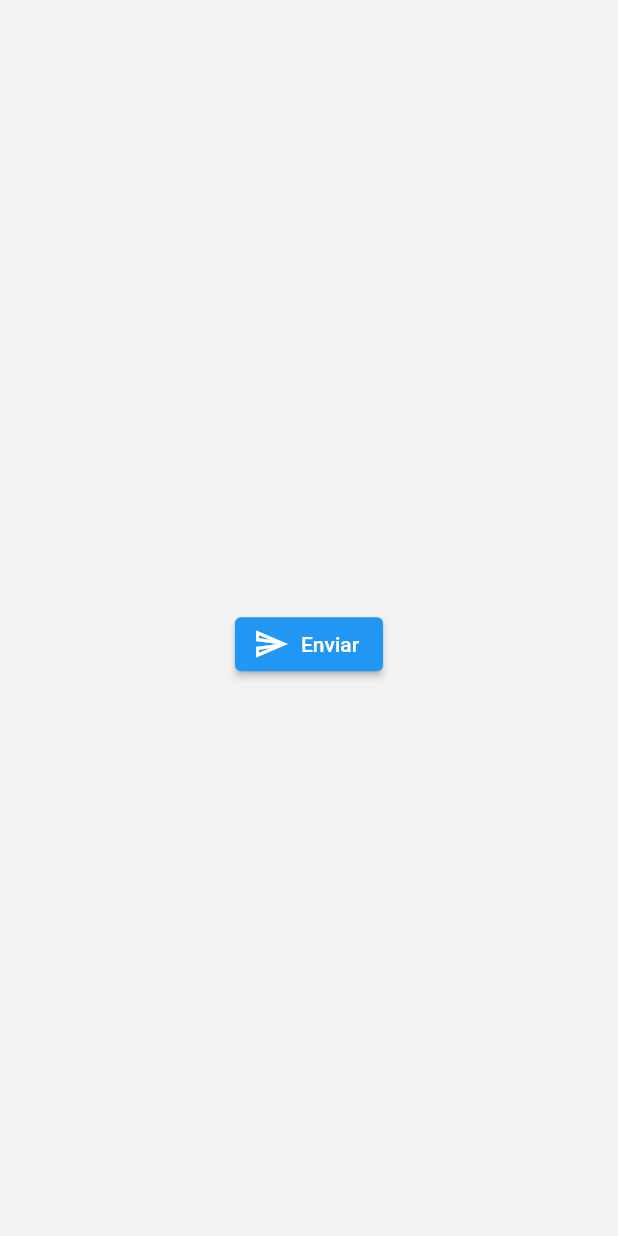
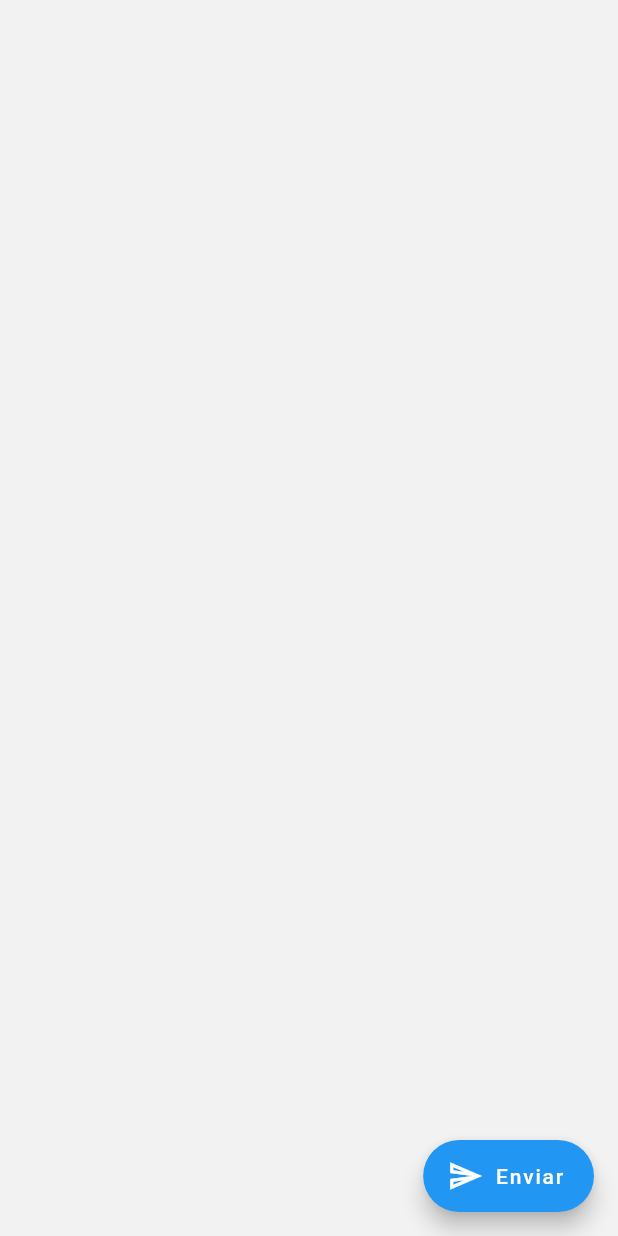
Before and after one commit to alexandress94/sender_mail, a Flutter app: the screen it shows after launch, on a phone screen of 412 x 824 dp. Run offline on Flutter 3.47's test engine with Material 2 defaults, Android fonts, the phone set to English and light mode, and no system bars; our stand-ins replace get; missing offline and left inert: mailer.

Commit message:
Removido sender_repository; Corrigido o métododo gmail

```diff
--- a/lib/app/data/common/config_smtp.dart
+++ b/lib/app/data/common/config_smtp.dart
@@ -1,4 +1,4 @@
 class ConfigSmtp {
-  static const LOGIN_EMAIL = '/*Email do smtp fica aqui*/';
-  static const PASSWORD = '/*Senha do smtp fica aqui*/';
+  static const LOGIN_EMAIL = '/*E-mail do remetente fica aqui*/';
+  static const PASSWORD = '/*Senha do remetente fica aqui*/';
 }
--- a/lib/app/data/model/email.dart
+++ b/lib/app/data/model/email.dart
@@ -3,8 +3,14 @@ import 'package:mailer/smtp_server/gmail.dart' as gmail;
 import 'package:sender_mail/app/data/common/config_smtp.dart';
 
 class Email {
-  final smtpServer =
-      gmail.gmailRelaySaslXoauth2(ConfigSmtp.LOGIN_EMAIL, ConfigSmtp.PASSWORD);
+  late bool _isSend;
+  get isSend => _isSend;
+
+  // ignore: deprecated_member_use
+  final smtpServer = gmail.gmail(
+    ConfigSmtp.LOGIN_EMAIL,
+    ConfigSmtp.PASSWORD,
+  );
 
   Future<bool> sendMessage({
     required String message,
@@ -12,16 +18,21 @@ class Email {
     required String subject,
   }) async {
     final messages = Message()
-      ..from = Address(ConfigSmtp.LOGIN_EMAIL, 'Nome do remetente fica aqui')
+      ..from = Address(
+        ConfigSmtp.LOGIN_EMAIL,
+        'Assunto do e-mail',
+      )
       ..recipients.add(addressee)
       ..subject = subject
       ..text = message;
 
     try {
       final sendReport = await send(messages, smtpServer);
+      _isSend = true;
       print('Menssagem enviada: ' + sendReport.toString());
     } on MailerException catch (e) {
       print('Menssagem não enviada!');
+      _isSend = false;
       for (var messageError in e.problems) {
         print('Problema: ${messageError.code} : ${messageError.msg}');
       }
--- a/lib/app/modules/sender/sender_page.dart
+++ b/lib/app/modules/sender/sender_page.dart
@@ -1,34 +1,25 @@
 import 'package:flutter/material.dart';
 import 'package:get/get.dart';
 import 'package:sender_mail/app/modules/sender/sender_controller.dart';
-import 'package:sender_mail/app/theme/app_text_theme.dart';
 
 class SenderPage extends StatelessWidget {
   @override
   Widget build(BuildContext context) {
+    return GetBuilder<SenderController>(
+      builder: (controller) {
         return Scaffold(
           body: Center(
-        child: GetBuilder<SenderController>(
-          builder: (controller) {
-            return Column(
-              mainAxisAlignment: MainAxisAlignment.center,
-              children: [
-                Text(controller.getStatus),
-                SizedBox(
-                  height: appDefultPadding,
+            child: Text('${controller.getStatus}'),
           ),
-                ElevatedButton.icon(
+          floatingActionButton: FloatingActionButton.extended(
+            icon: Icon(Icons.send_outlined),
             onPressed: () {
               controller.sendEmail();
             },
-                  icon: Icon(Icons.send_outlined),
             label: Text('Enviar'),
-                )
-              ],
+          ),
         );
       },
-        ),
-      ),
     );
   }
 }
```
Also changed, not shown: lib/app/modules/sender/sender_controller.dart (+4 -4 lines), lib/app/modules/sender/sender_repository.dart (deleted). Lines whose indentation alone changed are shown as unchanged.
